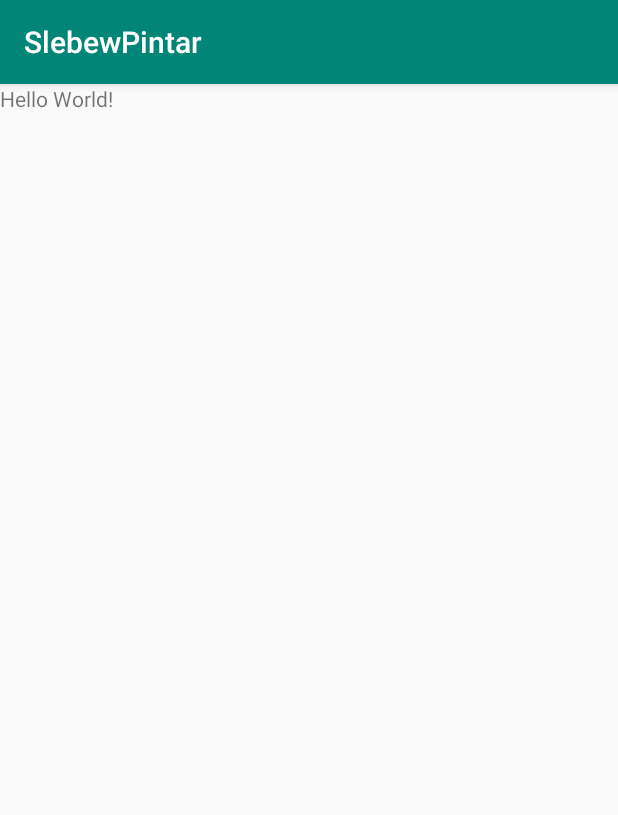
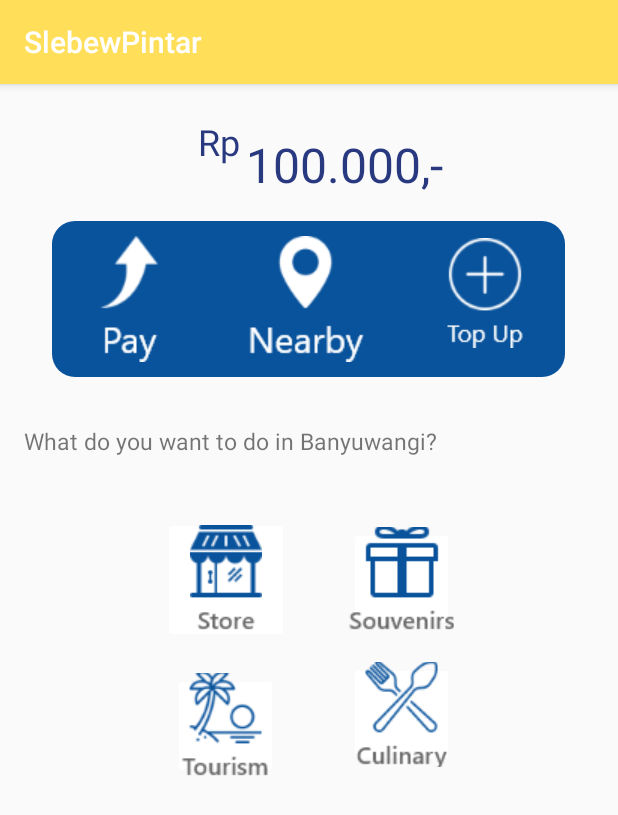
Before and after one commit to ReyzaldyIndra/EnjoyBanyuwangi, an Android app: the screen it shows after launch (MainActivity), on a phone screen of 412 x 824 dp. Shown: the top 815 px of the screen. Run offline under Robolectric (Android 15) with nearby library versions, the phone set to English and light mode, and no system bars.

Commit message:
home layout first ver

```diff
--- a/app/src/main/java/com/example/slebewpintar/MainActivity.java
+++ b/app/src/main/java/com/example/slebewpintar/MainActivity.java
@@ -2,12 +2,30 @@ package com.example.slebewpintar;
 
 import android.support.v7.app.AppCompatActivity;
 import android.os.Bundle;
+import android.view.View;
+import android.widget.ImageButton;
+import android.widget.TextView;
 
 public class MainActivity extends AppCompatActivity {
+
+    ImageButton btnPay, btnNearby, btnTopUp, btnStore, btnTourism, btnSouvenir, btnCulinary;
+    TextView balance;
 
     @Override
     protected void onCreate(Bundle savedInstanceState) {
         super.onCreate(savedInstanceState);
+        btnPay = findViewById(R.id.btn_pay);
+        btnNearby = findViewById(R.id.btn_nearby);
+        btnCulinary = findViewById(R.id.btn_culinary);
+        btnTopUp = findViewById(R.id.btn_topup);
+        btnStore =  findViewById(R.id.btn_store);
+        btnTourism = findViewById(R.id.btn_tourism);
+        btnSouvenir = findViewById(R.id.btn_souvenirs);
+        balance = findViewById(R.id.tx_balance);
         setContentView(R.layout.activity_main);
+
+
     }
+
+
 }
--- /dev/null
+++ b/app/src/main/res/drawable/card_round.xml
@@ -0,0 +1,10 @@
+<?xml version="1.0" encoding="utf-8"?>
+<selector xmlns:android="http://schemas.android.com/apk/res/android">
+    <item>
+        <shape android:shape="rectangle">
+            <!--corners allow us to make the rounded corners button-->
+            <corners android:radius="15dp" />
+        </shape>
+    </item>
+
+</selector>
--- a/app/src/main/res/layout/activity_main.xml
+++ b/app/src/main/res/layout/activity_main.xml
@@ -1,19 +1,149 @@
 <?xml version="1.0" encoding="utf-8"?>
-<RelativeLayout xmlns:android="http://schemas.android.com/apk/res/android"
+<LinearLayout xmlns:android="http://schemas.android.com/apk/res/android"
     xmlns:app="http://schemas.android.com/apk/res-auto"
     xmlns:tools="http://schemas.android.com/tools"
     android:layout_width="match_parent"
     android:layout_height="match_parent"
+    android:orientation="vertical"
     tools:context=".MainActivity">
+
+    <LinearLayout
+        android:layout_width="wrap_content"
+        android:layout_height="wrap_content"
+        android:orientation="horizontal"
+        android:layout_gravity="center">
+
+        <TextView
+            android:layout_width="wrap_content"
+            android:layout_height="wrap_content"
+            android:text="Rp"
+            android:textSize="24sp"
+            android:layout_marginLeft="16dp"
+            android:layout_marginTop="14dp"
+            android:textColor="@color/biruTextSlebew"/>
+
+        <TextView
+            android:id="@+id/tx_balance"
+            android:layout_width="wrap_content"
+            android:layout_height="wrap_content"
+            android:text="100.000,-"
+            android:textSize="32sp"
+            android:layout_marginLeft="4dp"
+            android:layout_marginTop="32dp"
+            android:textColor="@color/biruTextSlebew"/>
+
+    </LinearLayout>
+
+    <LinearLayout
+        android:layout_width="wrap_content"
+        android:layout_height="wrap_content"
+        android:orientation="horizontal"
+        android:background="@drawable/card_round"
+        android:backgroundTint="@color/biruSlebew"
+        android:layout_gravity="center_horizontal"
+        android:gravity="center_horizontal"
+        android:layout_marginTop="16dp">
+
+            <ImageButton
+                android:id="@+id/btn_pay"
+                android:layout_width="wrap_content"
+                android:layout_height="wrap_content"
+                android:src="@drawable/pay"
+                android:layout_gravity="center"
+                android:layout_marginHorizontal="15dp"
+                android:backgroundTint="@color/biruSlebew" />
+
+            <ImageButton
+                android:id="@+id/btn_nearby"
+                android:layout_width="wrap_content"
+                android:layout_height="wrap_content"
+                android:src="@drawable/nearby"
+                android:layout_gravity="center"
+                android:backgroundTint="@color/biruSlebew"
+                android:layout_marginHorizontal="15dp"
+                />
+
+            <ImageButton
+                android:id="@+id/btn_topup"
+                android:layout_width="wrap_content"
+                android:layout_height="wrap_content"
+                android:src="@drawable/top_up"
+                android:layout_gravity="center"
+                android:layout_marginHorizontal="15dp"
+                android:backgroundTint="@color/biruSlebew"
+                android:layout_marginBottom="4dp"/>
+
+
+
+
+    </LinearLayout>
+
 
     <TextView
         android:layout_width="wrap_content"
         android:layout_height="wrap_content"
-        android:text="Hello World!"
-        app:layout_constraintBottom_toBottomOf="parent"
-        app:layout_constraintLeft_toLeftOf="parent"
-        app:layout_constraintRight_toRightOf="parent"
-        app:layout_constraintTop_toTopOf="parent" />
+        android:text="What do you want to do in Banyuwangi?"
+        android:textSize="15sp"
+        android:fontFamily="sans-serif"
+        android:layout_marginLeft="16dp"
+        android:layout_marginTop="32dp"/>
+
+    <LinearLayout
+        android:layout_width="match_parent"
+        android:layout_height="wrap_content"
+        android:layout_gravity="center"
+        android:layout_marginTop="20dp"
+        android:gravity="center">
+
+        <LinearLayout
+            android:layout_width="wrap_content"
+            android:layout_height="wrap_content"
+            android:orientation="vertical">
+
+            <ImageButton
+                android:id="@+id/btn_store"
+                android:layout_width="84dp"
+                android:layout_height="84dp"
+                android:src="@drawable/store"
+                android:layout_gravity="center"
+                android:backgroundTint="@color/putihSlebew"
+                android:layout_margin="20dp"/>
+
+            <ImageButton
+                android:id="@+id/btn_tourism"
+                android:layout_width="70dp"
+                android:layout_height="70dp"
+                android:src="@drawable/tourism"
+                android:backgroundTint="@color/putihSlebew"
+                android:layout_gravity="center"/>
+
+        </LinearLayout>
+
+        <LinearLayout
+            android:layout_width="wrap_content"
+            android:layout_height="wrap_content"
+            android:orientation="vertical">
+
+            <ImageButton
+                android:id="@+id/btn_souvenirs"
+                android:layout_width="70dp"
+                android:layout_height="70dp"
+                android:src="@drawable/souvenirs"
+                android:layout_gravity="center"
+                android:backgroundTint="@color/putihSlebew"
+                android:layout_margin="20dp"/>
+
+            <ImageButton
+                android:id="@+id/btn_culinary"
+                android:layout_width="70dp"
+                android:layout_height="70dp"
+                android:src="@drawable/culinary"
+                android:backgroundTint="@color/putihSlebew"
+                android:layout_gravity="center"/>
+
+        </LinearLayout>
+
+    </LinearLayout>
 
 
-</RelativeLayout>
+</LinearLayout>
--- a/app/src/main/res/values/colors.xml
+++ b/app/src/main/res/values/colors.xml
@@ -3,4 +3,8 @@
     <color name="colorPrimary">#008577</color>
     <color name="colorPrimaryDark">#00574B</color>
     <color name="colorAccent">#D81B60</color>
+    <color name="biruSlebew">#09539C</color>
+    <color name="biruTextSlebew">#293980</color>
+    <color name="kuningSlebew">#FFDE59</color>
+    <color name="putihSlebew">#FFFFFF</color>
 </resources>
--- a/app/src/main/res/values/styles.xml
+++ b/app/src/main/res/values/styles.xml
@@ -3,8 +3,8 @@
     <!-- Base application theme. -->
     <style name="AppTheme" parent="Theme.AppCompat.Light.DarkActionBar">
         <!-- Customize your theme here. -->
-        <item name="colorPrimary">@color/colorPrimary</item>
-        <item name="colorPrimaryDark">@color/colorPrimaryDark</item>
+        <item name="colorPrimary">@color/kuningSlebew</item>
+        <item name="colorPrimaryDark">@color/kuningSlebew</item>
         <item name="colorAccent">@color/colorAccent</item>
     </style>
 
```
Also changed, not shown: app/src/main/res/drawable/culinary.png (added), app/src/main/res/drawable/nearby.png (added), app/src/main/res/drawable/pay.png (added), app/src/main/res/drawable/souvenirs.png (added), app/src/main/res/drawable/store.png (added), app/src/main/res/drawable/top_up.png (added), app/src/main/res/drawable/tourism.png (added).
